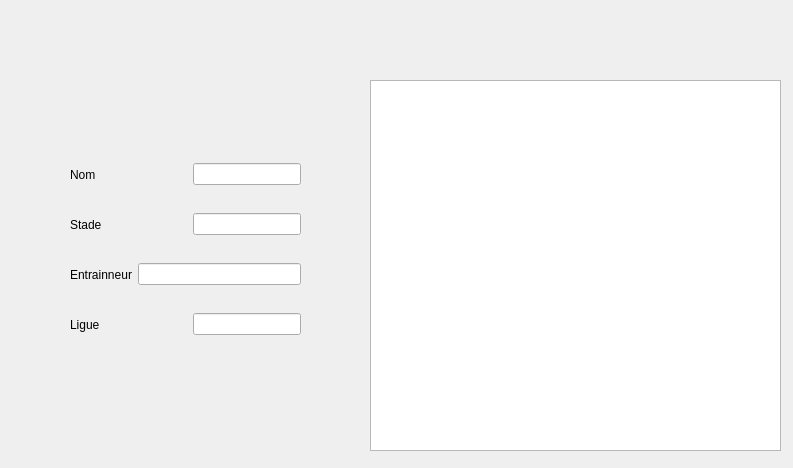
The window that modequipe.ui (metanas/Champions) describes before a commit, drawn with Qt 5.
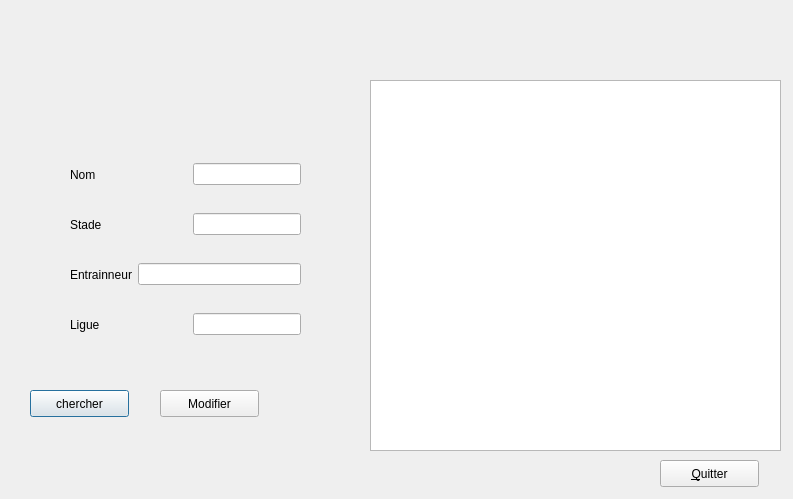
The same window after the commit.

```diff
--- a/modequipe.ui
+++ b/modequipe.ui
@@ -7,7 +7,7 @@
     <x>0</x>
     <y>0</y>
     <width>793</width>
-    <height>468</height>
+    <height>499</height>
    </rect>
   </property>
   <property name="windowTitle">
@@ -150,6 +150,45 @@
     </item>
    </layout>
   </widget>
+  <widget class="QPushButton" name="pushButton">
+   <property name="geometry">
+    <rect>
+     <x>30</x>
+     <y>390</y>
+     <width>99</width>
+     <height>27</height>
+    </rect>
+   </property>
+   <property name="text">
+    <string>chercher</string>
+   </property>
+  </widget>
+  <widget class="QPushButton" name="pushButton_2">
+   <property name="geometry">
+    <rect>
+     <x>160</x>
+     <y>390</y>
+     <width>99</width>
+     <height>27</height>
+    </rect>
+   </property>
+   <property name="text">
+    <string>Modifier</string>
+   </property>
+  </widget>
+  <widget class="QPushButton" name="pushButton_3">
+   <property name="geometry">
+    <rect>
+     <x>660</x>
+     <y>460</y>
+     <width>99</width>
+     <height>27</height>
+    </rect>
+   </property>
+   <property name="text">
+    <string>&amp;Quitter</string>
+   </property>
+  </widget>
  </widget>
  <resources/>
  <connections/>
```
